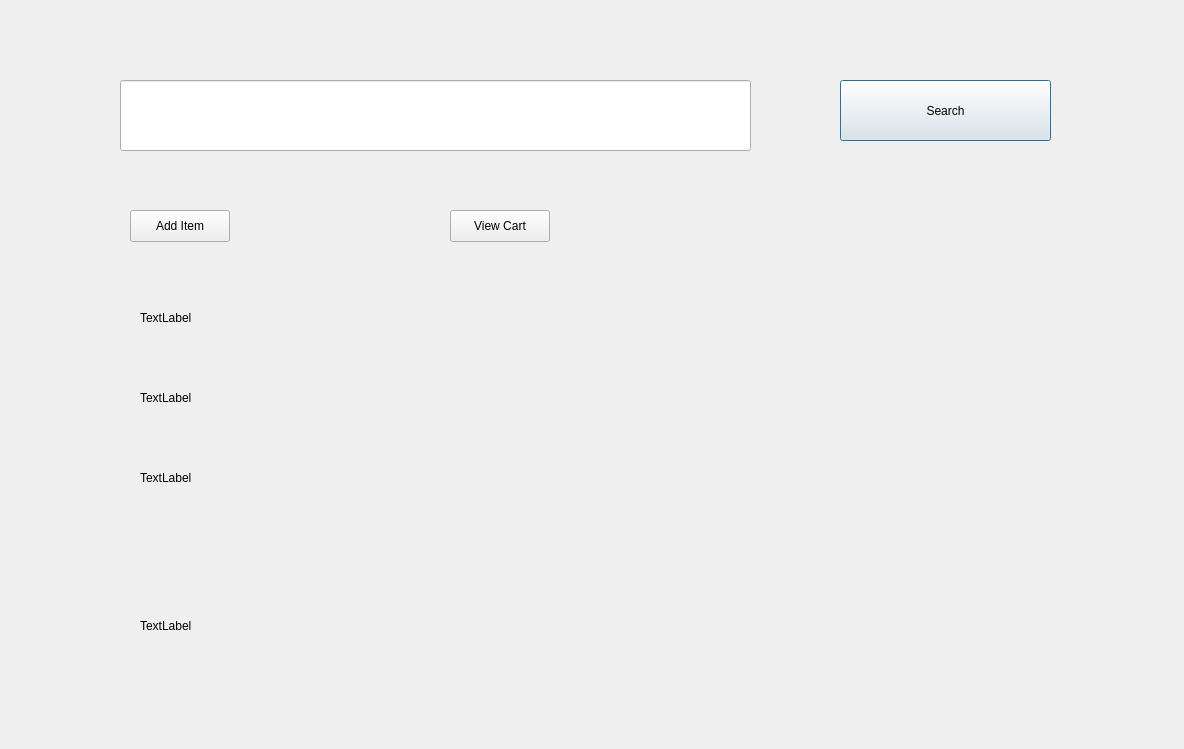
Before: the Qt Designer form fruitsandvegetables.ui in ghadasherif/InstaShop-Application, drawn with Qt 5.
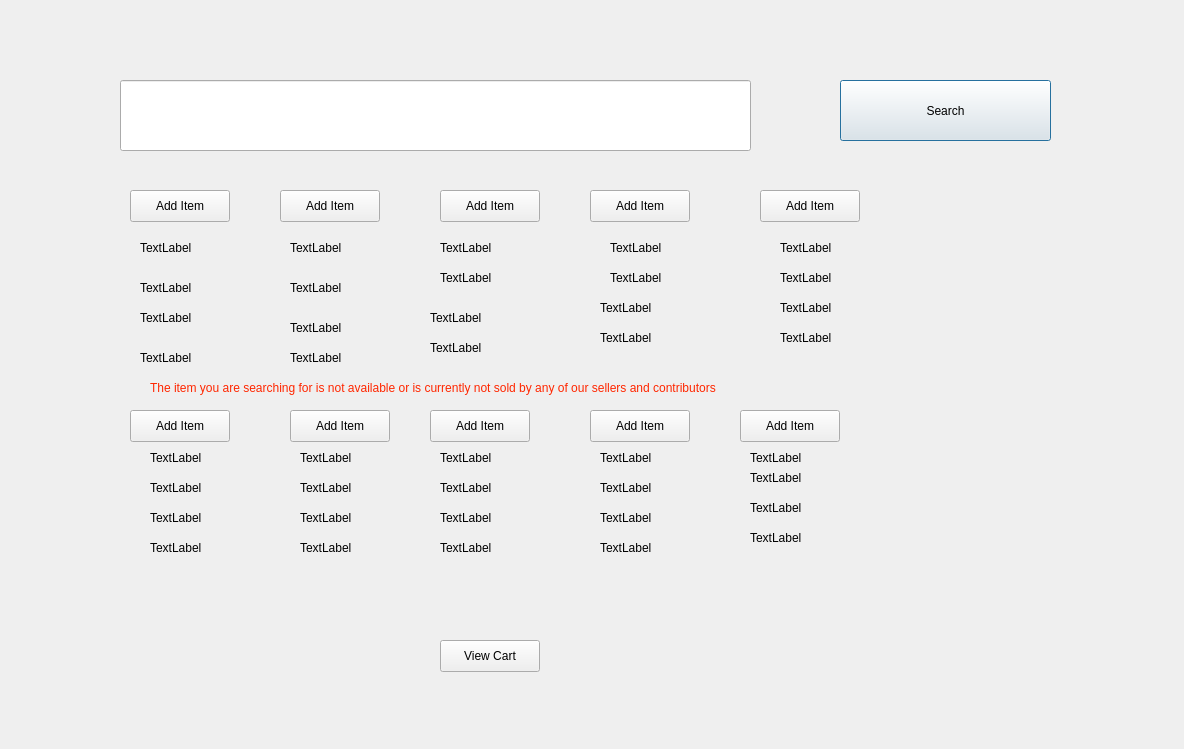
After: the same form once the commit is applied.

What changed in the file:
```diff
--- a/fruitsandvegetables.ui
+++ b/fruitsandvegetables.ui
@@ -40,7 +40,7 @@
    <property name="geometry">
     <rect>
      <x>140</x>
-     <y>310</y>
+     <y>240</y>
      <width>58</width>
      <height>16</height>
     </rect>
@@ -53,7 +53,7 @@
    <property name="geometry">
     <rect>
      <x>140</x>
-     <y>390</y>
+     <y>280</y>
      <width>58</width>
      <height>16</height>
     </rect>
@@ -66,7 +66,7 @@
    <property name="geometry">
     <rect>
      <x>140</x>
-     <y>470</y>
+     <y>310</y>
      <width>58</width>
      <height>16</height>
     </rect>
@@ -75,24 +75,11 @@
     <string>TextLabel</string>
    </property>
   </widget>
-  <widget class="QLabel" name="label_fruitsproductimage">
-   <property name="geometry">
-    <rect>
-     <x>140</x>
-     <y>540</y>
-     <width>271</width>
-     <height>171</height>
-    </rect>
-   </property>
-   <property name="text">
-    <string>TextLabel</string>
-   </property>
-  </widget>
   <widget class="QPushButton" name="pushButton_addfruitsproduct">
    <property name="geometry">
     <rect>
      <x>130</x>
-     <y>210</y>
+     <y>190</y>
      <width>100</width>
      <height>32</height>
     </rect>
@@ -104,8 +91,8 @@
   <widget class="QPushButton" name="pushButton_viewfruitsproduct">
    <property name="geometry">
     <rect>
-     <x>450</x>
-     <y>210</y>
+     <x>440</x>
+     <y>640</y>
      <width>100</width>
      <height>32</height>
     </rect>
@@ -114,6 +101,617 @@
     <string>View Cart</string>
    </property>
   </widget>
+  <widget class="QLabel" name="label_fruitsproductimagelink">
+   <property name="geometry">
+    <rect>
+     <x>140</x>
+     <y>350</y>
+     <width>58</width>
+     <height>16</height>
+    </rect>
+   </property>
+   <property name="text">
+    <string>TextLabel</string>
+   </property>
+  </widget>
+  <widget class="QPushButton" name="pushButton_addfruitsproduct_2">
+   <property name="geometry">
+    <rect>
+     <x>280</x>
+     <y>190</y>
+     <width>100</width>
+     <height>32</height>
+    </rect>
+   </property>
+   <property name="text">
+    <string>Add Item</string>
+   </property>
+  </widget>
+  <widget class="QLabel" name="label_productfruitsname_2">
+   <property name="geometry">
+    <rect>
+     <x>290</x>
+     <y>240</y>
+     <width>58</width>
+     <height>16</height>
+    </rect>
+   </property>
+   <property name="text">
+    <string>TextLabel</string>
+   </property>
+  </widget>
+  <widget class="QLabel" name="label_fruitspriceproduct_2">
+   <property name="geometry">
+    <rect>
+     <x>290</x>
+     <y>280</y>
+     <width>58</width>
+     <height>16</height>
+    </rect>
+   </property>
+   <property name="text">
+    <string>TextLabel</string>
+   </property>
+  </widget>
+  <widget class="QLabel" name="label_fruitsproductdesc_2">
+   <property name="geometry">
+    <rect>
+     <x>290</x>
+     <y>320</y>
+     <width>58</width>
+     <height>16</height>
+    </rect>
+   </property>
+   <property name="text">
+    <string>TextLabel</string>
+   </property>
+  </widget>
+  <widget class="QLabel" name="label_fruitsproductimagelink_2">
+   <property name="geometry">
+    <rect>
+     <x>290</x>
+     <y>350</y>
+     <width>58</width>
+     <height>16</height>
+    </rect>
+   </property>
+   <property name="text">
+    <string>TextLabel</string>
+   </property>
+  </widget>
+  <widget class="QPushButton" name="pushButton_addfruitsproduct_3">
+   <property name="geometry">
+    <rect>
+     <x>440</x>
+     <y>190</y>
+     <width>100</width>
+     <height>32</height>
+    </rect>
+   </property>
+   <property name="text">
+    <string>Add Item</string>
+   </property>
+  </widget>
+  <widget class="QLabel" name="label_productfruitsname_3">
+   <property name="geometry">
+    <rect>
+     <x>440</x>
+     <y>240</y>
+     <width>58</width>
+     <height>16</height>
+    </rect>
+   </property>
+   <property name="text">
+    <string>TextLabel</string>
+   </property>
+  </widget>
+  <widget class="QLabel" name="label_fruitspriceproduct_3">
+   <property name="geometry">
+    <rect>
+     <x>440</x>
+     <y>270</y>
+     <width>58</width>
+     <height>16</height>
+    </rect>
+   </property>
+   <property name="text">
+    <string>TextLabel</string>
+   </property>
+  </widget>
+  <widget class="QLabel" name="label_fruitsproductdesc_3">
+   <property name="geometry">
+    <rect>
+     <x>430</x>
+     <y>310</y>
+     <width>58</width>
+     <height>16</height>
+    </rect>
+   </property>
+   <property name="text">
+    <string>TextLabel</string>
+   </property>
+  </widget>
+  <widget class="QLabel" name="label_fruitsproductimagelink_3">
+   <property name="geometry">
+    <rect>
+     <x>430</x>
+     <y>340</y>
+     <width>58</width>
+     <height>16</height>
+    </rect>
+   </property>
+   <property name="text">
+    <string>TextLabel</string>
+   </property>
+  </widget>
+  <widget class="QPushButton" name="pushButton_addfruitsproduct_4">
+   <property name="geometry">
+    <rect>
+     <x>590</x>
+     <y>190</y>
+     <width>100</width>
+     <height>32</height>
+    </rect>
+   </property>
+   <property name="text">
+    <string>Add Item</string>
+   </property>
+  </widget>
+  <widget class="QLabel" name="label_productfruitsname_4">
+   <property name="geometry">
+    <rect>
+     <x>610</x>
+     <y>240</y>
+     <width>58</width>
+     <height>16</height>
+    </rect>
+   </property>
+   <property name="text">
+    <string>TextLabel</string>
+   </property>
+  </widget>
+  <widget class="QLabel" name="label_fruitspriceproduct_4">
+   <property name="geometry">
+    <rect>
+     <x>610</x>
+     <y>270</y>
+     <width>58</width>
+     <height>16</height>
+    </rect>
+   </property>
+   <property name="text">
+    <string>TextLabel</string>
+   </property>
+  </widget>
+  <widget class="QLabel" name="label_fruitsproductdesc_4">
+   <property name="geometry">
+    <rect>
+     <x>600</x>
+     <y>300</y>
+     <width>58</width>
+     <height>16</height>
+    </rect>
+   </property>
+   <property name="text">
+    <string>TextLabel</string>
+   </property>
+  </widget>
+  <widget class="QLabel" name="label_fruitsproductimagelink_4">
+   <property name="geometry">
+    <rect>
+     <x>600</x>
+     <y>330</y>
+     <width>58</width>
+     <height>16</height>
+    </rect>
+   </property>
+   <property name="text">
+    <string>TextLabel</string>
+   </property>
+  </widget>
+  <widget class="QPushButton" name="pushButton_addfruitsproduct_5">
+   <property name="geometry">
+    <rect>
+     <x>760</x>
+     <y>190</y>
+     <width>100</width>
+     <height>32</height>
+    </rect>
+   </property>
+   <property name="text">
+    <string>Add Item</string>
+   </property>
+  </widget>
+  <widget class="QLabel" name="label_productfruitsname_5">
+   <property name="geometry">
+    <rect>
+     <x>780</x>
+     <y>240</y>
+     <width>58</width>
+     <height>16</height>
+    </rect>
+   </property>
+   <property name="text">
+    <string>TextLabel</string>
+   </property>
+  </widget>
+  <widget class="QLabel" name="label_fruitspriceproduct_5">
+   <property name="geometry">
+    <rect>
+     <x>780</x>
+     <y>270</y>
+     <width>58</width>
+     <height>16</height>
+    </rect>
+   </property>
+   <property name="text">
+    <string>TextLabel</string>
+   </property>
+  </widget>
+  <widget class="QLabel" name="label_fruitsproductdesc_5">
+   <property name="geometry">
+    <rect>
+     <x>780</x>
+     <y>300</y>
+     <width>58</width>
+     <height>16</height>
+    </rect>
+   </property>
+   <property name="text">
+    <string>TextLabel</string>
+   </property>
+  </widget>
+  <widget class="QLabel" name="label_fruitsproductimagelink_5">
+   <property name="geometry">
+    <rect>
+     <x>780</x>
+     <y>330</y>
+     <width>58</width>
+     <height>16</height>
+    </rect>
+   </property>
+   <property name="text">
+    <string>TextLabel</string>
+   </property>
+  </widget>
+  <widget class="QPushButton" name="pushButton_addfruitsproduct_6">
+   <property name="geometry">
+    <rect>
+     <x>130</x>
+     <y>410</y>
+     <width>100</width>
+     <height>32</height>
+    </rect>
+   </property>
+   <property name="text">
+    <string>Add Item</string>
+   </property>
+  </widget>
+  <widget class="QLabel" name="label_productfruitsname_6">
+   <property name="geometry">
+    <rect>
+     <x>150</x>
+     <y>450</y>
+     <width>58</width>
+     <height>16</height>
+    </rect>
+   </property>
+   <property name="text">
+    <string>TextLabel</string>
+   </property>
+  </widget>
+  <widget class="QLabel" name="label_fruitspriceproduct_6">
+   <property name="geometry">
+    <rect>
+     <x>150</x>
+     <y>480</y>
+     <width>58</width>
+     <height>16</height>
+    </rect>
+   </property>
+   <property name="text">
+    <string>TextLabel</string>
+   </property>
+  </widget>
+  <widget class="QLabel" name="label_fruitsproductdesc_6">
+   <property name="geometry">
+    <rect>
+     <x>150</x>
+     <y>510</y>
+     <width>58</width>
+     <height>16</height>
+    </rect>
+   </property>
+   <property name="text">
+    <string>TextLabel</string>
+   </property>
+  </widget>
+  <widget class="QLabel" name="label_fruitsproductimagelink_6">
+   <property name="geometry">
+    <rect>
+     <x>150</x>
+     <y>540</y>
+     <width>58</width>
+     <height>16</height>
+    </rect>
+   </property>
+   <property name="text">
+    <string>TextLabel</string>
+   </property>
+  </widget>
+  <widget class="QPushButton" name="pushButton_addfruitsproduct_7">
+   <property name="geometry">
+    <rect>
+     <x>290</x>
+     <y>410</y>
+     <width>100</width>
+     <height>32</height>
+    </rect>
+   </property>
+   <property name="text">
+    <string>Add Item</string>
+   </property>
+  </widget>
+  <widget class="QLabel" name="label_productfruitsname_7">
+   <property name="geometry">
+    <rect>
+     <x>300</x>
+     <y>450</y>
+     <width>58</width>
+     <height>16</height>
+    </rect>
+   </property>
+   <property name="text">
+    <string>TextLabel</string>
+   </property>
+  </widget>
+  <widget class="QLabel" name="label_fruitspriceproduct_7">
+   <property name="geometry">
+    <rect>
+     <x>300</x>
+     <y>480</y>
+     <width>58</width>
+     <height>16</height>
+    </rect>
+   </property>
+   <property name="text">
+    <string>TextLabel</string>
+   </property>
+  </widget>
+  <widget class="QLabel" name="label_fruitsproductdesc_7">
+   <property name="geometry">
+    <rect>
+     <x>300</x>
+     <y>510</y>
+     <width>58</width>
+     <height>16</height>
+    </rect>
+   </property>
+   <property name="text">
+    <string>TextLabel</string>
+   </property>
+  </widget>
+  <widget class="QLabel" name="label_fruitsproductimagelink_7">
+   <property name="geometry">
+    <rect>
+     <x>300</x>
+     <y>540</y>
+     <width>58</width>
+     <height>16</height>
+    </rect>
+   </property>
+   <property name="text">
+    <string>TextLabel</string>
+   </property>
+  </widget>
+  <widget class="QPushButton" name="pushButton_addfruitsproduct_8">
+   <property name="geometry">
+    <rect>
+     <x>430</x>
+     <y>410</y>
+     <width>100</width>
+     <height>32</height>
+    </rect>
+   </property>
+   <property name="text">
+    <string>Add Item</string>
+   </property>
+  </widget>
+  <widget class="QLabel" name="label_productfruitsname_8">
+   <property name="geometry">
+    <rect>
+     <x>440</x>
+     <y>450</y>
+     <width>58</width>
+     <height>16</height>
+    </rect>
+   </property>
+   <property name="text">
+    <string>TextLabel</string>
+   </property>
+  </widget>
+  <widget class="QLabel" name="label_fruitspriceproduct_8">
+   <property name="geometry">
+    <rect>
+     <x>440</x>
+     <y>480</y>
+     <width>58</width>
+     <height>16</height>
+    </rect>
+   </property>
+   <property name="text">
+    <string>TextLabel</string>
+   </property>
+  </widget>
+  <widget class="QLabel" name="label_fruitsproductdesc_8">
+   <property name="geometry">
+    <rect>
+     <x>440</x>
+     <y>510</y>
+     <width>58</width>
+     <height>16</height>
+    </rect>
+   </property>
+   <property name="text">
+    <string>TextLabel</string>
+   </property>
+  </widget>
+  <widget class="QLabel" name="label_fruitsproductimagelink_8">
+   <property name="geometry">
+    <rect>
+     <x>440</x>
+     <y>540</y>
+     <width>58</width>
+     <height>16</height>
+    </rect>
+   </property>
+   <property name="text">
+    <string>TextLabel</string>
+   </property>
+  </widget>
+  <widget class="QPushButton" name="pushButton_addfruitsproduct_9">
+   <property name="geometry">
+    <rect>
+     <x>590</x>
+     <y>410</y>
+     <width>100</width>
+     <height>32</height>
+    </rect>
+   </property>
+   <property name="text">
+    <string>Add Item</string>
+   </property>
+  </widget>
+  <widget class="QLabel" name="label_productfruitsname_9">
+   <property name="geometry">
+    <rect>
+     <x>600</x>
+     <y>450</y>
+     <width>58</width>
+     <height>16</height>
+    </rect>
+   </property>
+   <property name="text">
+    <string>TextLabel</string>
+   </property>
+  </widget>
+  <widget class="QLabel" name="label_fruitspriceproduct_9">
+   <property name="geometry">
+    <rect>
+     <x>600</x>
+     <y>480</y>
+     <width>58</width>
+     <height>16</height>
+    </rect>
+   </property>
+   <property name="text">
+    <string>TextLabel</string>
+   </property>
+  </widget>
+  <widget class="QLabel" name="label_fruitsproductdesc_9">
+   <property name="geometry">
+    <rect>
+     <x>600</x>
+     <y>510</y>
+     <width>58</width>
+     <height>16</height>
+    </rect>
+   </property>
+   <property name="text">
+    <string>TextLabel</string>
+   </property>
+  </widget>
+  <widget class="QLabel" name="label_fruitsproductimagelink_9">
+   <property name="geometry">
+    <rect>
+     <x>600</x>
+     <y>540</y>
+     <width>58</width>
+     <height>16</height>
+    </rect>
+   </property>
+   <property name="text">
+    <string>TextLabel</string>
+   </property>
+  </widget>
+  <widget class="QPushButton" name="pushButton_addfruitsproduct_10">
+   <property name="geometry">
+    <rect>
+     <x>740</x>
+     <y>410</y>
+     <width>100</width>
+     <height>32</height>
+    </rect>
+   </property>
+   <property name="text">
+    <string>Add Item</string>
+   </property>
+  </widget>
+  <widget class="QLabel" name="label_productfruitsname_10">
+   <property name="geometry">
+    <rect>
+     <x>750</x>
+     <y>450</y>
+     <width>58</width>
+     <height>16</height>
+    </rect>
+   </property>
+   <property name="text">
+    <string>TextLabel</string>
+   </property>
+  </widget>
+  <widget class="QLabel" name="label_fruitspriceproduct_10">
+   <property name="geometry">
+    <rect>
+     <x>750</x>
+     <y>470</y>
+     <width>58</width>
+     <height>16</height>
+    </rect>
+   </property>
+   <property name="text">
+    <string>TextLabel</string>
+   </property>
+  </widget>
+  <widget class="QLabel" name="label_fruitsproductdesc_10">
+   <property name="geometry">
+    <rect>
+     <x>750</x>
+     <y>500</y>
+     <width>58</width>
+     <height>16</height>
+    </rect>
+   </property>
+   <property name="text">
+    <string>TextLabel</string>
+   </property>
+  </widget>
+  <widget class="QLabel" name="label_fruitsproductimagelink_10">
+   <property name="geometry">
+    <rect>
+     <x>750</x>
+     <y>530</y>
+     <width>58</width>
+     <height>16</height>
+    </rect>
+   </property>
+   <property name="text">
+    <string>TextLabel</string>
+   </property>
+  </widget>
+  <widget class="QLabel" name="label_errormessagefruits">
+   <property name="geometry">
+    <rect>
+     <x>150</x>
+     <y>380</y>
+     <width>641</width>
+     <height>16</height>
+    </rect>
+   </property>
+   <property name="text">
+    <string>&lt;html&gt;&lt;head/&gt;&lt;body&gt;&lt;p&gt;&lt;span style=&quot; color:#ff2600;&quot;&gt;The item you are searching for is not available or is currently not sold by any of our sellers and contributors&lt;/span&gt;&lt;/p&gt;&lt;/body&gt;&lt;/html&gt;</string>
+   </property>
+  </widget>
  </widget>
  <resources/>
  <connections/>
```
